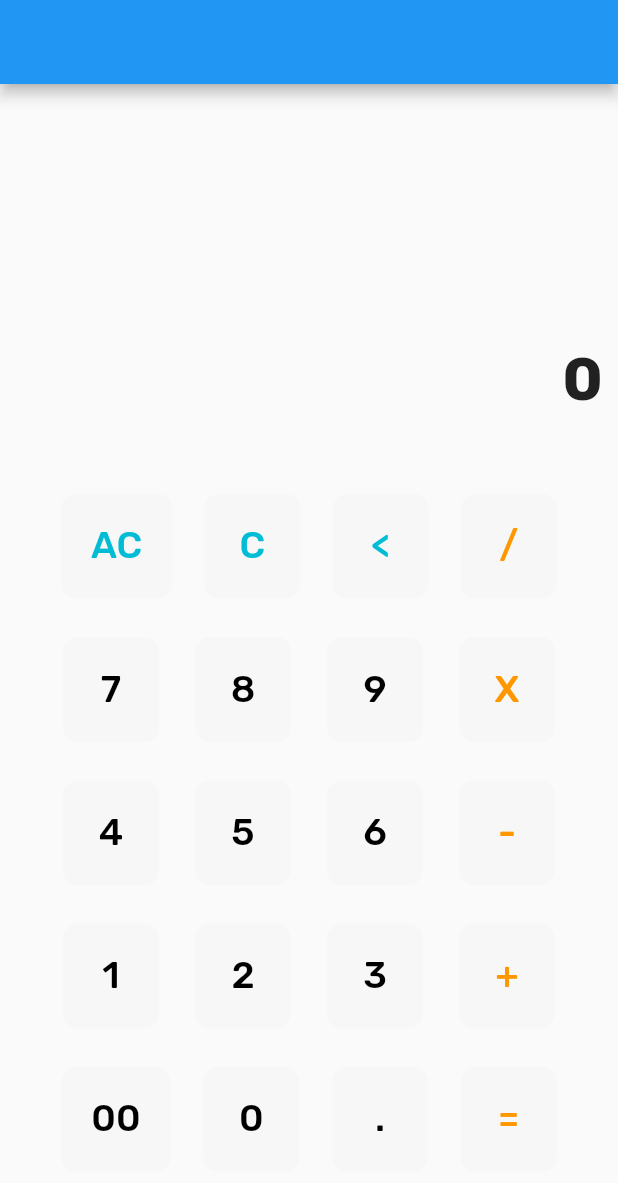
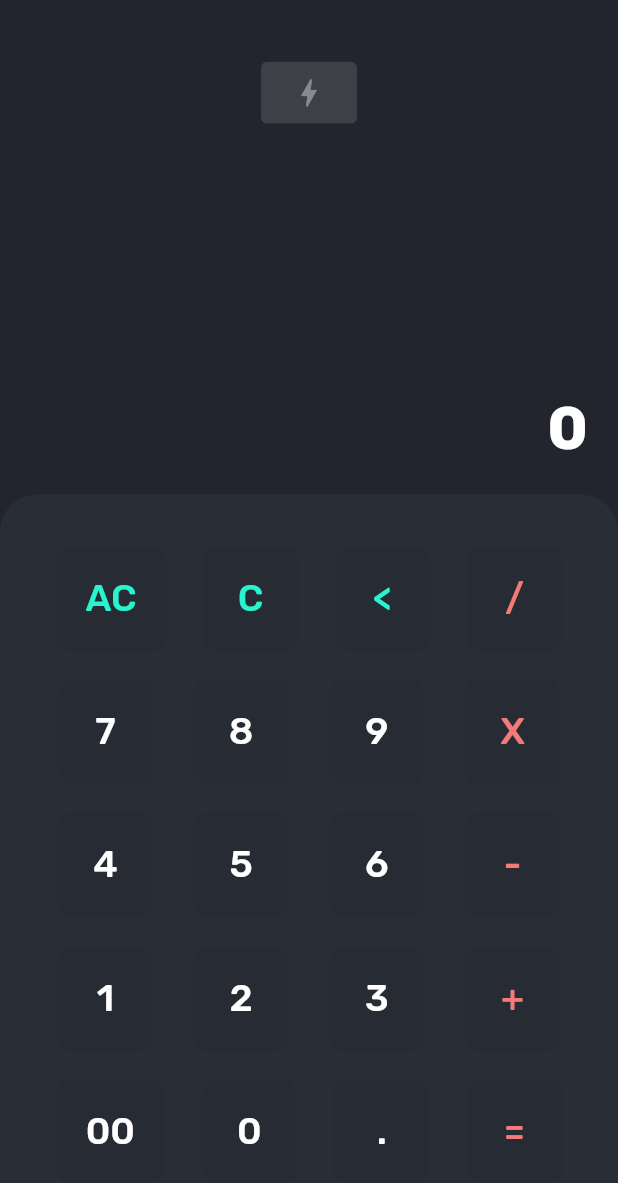
Before and after one commit to c0dysharma/CoolCalc, a Flutter app: the screen it shows after launch, on a phone screen of 412 x 824 dp. Shown: the top 1183 px of the screen. Run offline on Flutter 3.47's test engine with Material 2 defaults, Android fonts, the light colour scheme and no system bars; our stand-ins replace google_fonts.

Commit message:
Added both themes

```diff
--- a/lib/main.dart
+++ b/lib/main.dart
@@ -1,40 +1,49 @@
+import 'package:coolcalc/themes.dart';
 import 'package:coolcalc/widgets/calc_ui.dart';
 import 'package:flutter/material.dart';
 
 void main() {
-  runApp(const MyApp());
+  runApp(MyApp());
 }
 
 class MyApp extends StatelessWidget {
   const MyApp({Key? key}) : super(key: key);
+  final bool _darkTheme = true;
 
   @override
   Widget build(BuildContext context) {
     return MaterialApp(
+      debugShowCheckedModeBanner: false,
       title: 'CoolCalc',
       home: MyHomePage(),
-      theme: ThemeData(
-        primaryColor: Colors.white,
-        focusColor: const Color(0xfff7f7f7),
-        errorColor: Colors.red,
-      ),
+      theme: MyTheme.lightTheme(context),
+      darkTheme: MyTheme.darkTheme(context),
+      themeMode: _darkTheme ? ThemeMode.dark : ThemeMode.light,
     );
   }
 }
 
-class MyHomePage extends StatelessWidget {
+class MyHomePage extends StatefulWidget {
+  const MyHomePage({Key? key}) : super(key: key);
+  @override
+  State<MyHomePage> createState() => _MyHomePageState();
+}
+
+class _MyHomePageState extends State<MyHomePage> {
+  void _changeTheme() {}
+
   @override
   Widget build(BuildContext context) {
-    AppBar _appBar = AppBar();
     final _mediaQuery = MediaQuery.of(context);
-    final _extraHeight = _mediaQuery.padding.top + _appBar.preferredSize.height;
+    final _extraHeight = _mediaQuery.padding.top;
 
     return Scaffold(
-      appBar: _appBar,
+      // appBar: _appBar,
       body: SafeArea(
         child: CalcUI(
           mediaQuery: _mediaQuery,
           extraHeight: _extraHeight,
+          themeToggle: _changeTheme,
         ),
       ),
     );
--- /dev/null
+++ b/lib/themes.dart
@@ -0,0 +1,23 @@
+import 'package:flutter/material.dart';
+
+class MyTheme {
+  static lightTheme(BuildContext context) => ThemeData(
+        primaryColor: Colors.black,
+        focusColor: const Color(0xfff9f9f9),
+        highlightColor: const Color(0xfff7f7f7),
+        errorColor: Colors.red,
+        canvasColor: Colors.white,
+        brightness: Brightness.light,
+      );
+  static darkTheme(BuildContext context) => ThemeData(
+        primaryColor: Colors.white,
+        focusColor: const Color(0xff292d36),
+        highlightColor: const Color(0xff272b33),
+        errorColor: Colors.red,
+        canvasColor: const Color(0xff22252d),
+        brightness: Brightness.dark,
+      );
+
+  static Color rightRowOrange = const Color(0xfff47a7a);
+  static Color topColoumnCyan = const Color(0xff26f5cf);
+}
--- a/lib/widgets/calc_buttons.dart
+++ b/lib/widgets/calc_buttons.dart
@@ -1,3 +1,4 @@
+import 'package:coolcalc/themes.dart';
 import 'package:flutter/material.dart';
 import './key_design.dart';
 
@@ -8,7 +9,14 @@ class CalcButtons extends StatelessWidget {
   @override
   Widget build(BuildContext context) {
     return Container(
-      padding: const EdgeInsets.all(30),
+      padding: const EdgeInsets.all(25),
+      decoration: BoxDecoration(
+        color: Theme.of(context).focusColor,
+        borderRadius: const BorderRadius.only(
+          topLeft: Radius.circular(25),
+          topRight: Radius.circular(25),
+        ),
+      ),
       child: Column(
         mainAxisAlignment: MainAxisAlignment.spaceAround,
         children: [
@@ -16,22 +24,22 @@ class CalcButtons extends StatelessWidget {
             mainAxisAlignment: MainAxisAlignment.spaceAround,
             children: [
               KeyDesign(
-                color: Colors.cyan,
+                textColor: MyTheme.topColoumnCyan,
                 onPressed: buttonPress,
                 text: 'AC',
               ),
               KeyDesign(
-                color: Colors.cyan,
+                textColor: MyTheme.topColoumnCyan,
                 onPressed: buttonPress,
                 text: 'C',
               ),
               KeyDesign(
-                color: Colors.cyan,
+                textColor: MyTheme.topColoumnCyan,
                 onPressed: buttonPress,
                 text: '<',
               ),
               KeyDesign(
-                color: Colors.orange,
+                textColor: MyTheme.rightRowOrange,
                 onPressed: buttonPress,
                 text: '/',
               ),
@@ -41,22 +49,22 @@ class CalcButtons extends StatelessWidget {
             mainAxisAlignment: MainAxisAlignment.spaceAround,
             children: [
               KeyDesign(
-                color: Colors.black,
+                textColor: Theme.of(context).primaryColor,
                 onPressed: buttonPress,
                 text: '7',
               ),
               KeyDesign(
-                color: Colors.black,
+                textColor: Theme.of(context).primaryColor,
                 onPressed: buttonPress,
                 text: '8',
               ),
               KeyDesign(
-                color: Colors.black,
+                textColor: Theme.of(context).primaryColor,
                 onPressed: buttonPress,
                 text: '9',
               ),
               KeyDesign(
-                color: Colors.orange,
+                textColor: MyTheme.rightRowOrange,
                 onPressed: buttonPress,
                 text: 'X',
               ),
@@ -66,22 +74,22 @@ class CalcButtons extends StatelessWidget {
             mainAxisAlignment: MainAxisAlignment.spaceAround,
             children: [
               KeyDesign(
-                color: Colors.black,
+                textColor: Theme.of(context).primaryColor,
                 onPressed: buttonPress,
                 text: '4',
               ),
               KeyDesign(
-                color: Colors.black,
+                textColor: Theme.of(context).primaryColor,
                 onPressed: buttonPress,
                 text: '5',
               ),
               KeyDesign(
-                color: Colors.black,
+                textColor: Theme.of(context).primaryColor,
                 onPressed: buttonPress,
                 text: '6',
               ),
               KeyDesign(
-                color: Colors.orange,
+                textColor: MyTheme.rightRowOrange,
                 onPressed: buttonPress,
                 text: '-',
               ),
@@ -91,22 +99,22 @@ class CalcButtons extends StatelessWidget {
             mainAxisAlignment: MainAxisAlignment.spaceAround,
             children: [
               KeyDesign(
-                color: Colors.black,
+                textColor: Theme.of(context).primaryColor,
                 onPressed: buttonPress,
                 text: '1',
               ),
               KeyDesign(
-                color: Colors.black,
+                textColor: Theme.of(context).primaryColor,
                 onPressed: buttonPress,
                 text: '2',
               ),
               KeyDesign(
-                color: Colors.black,
+                textColor: Theme.of(context).primaryColor,
                 onPressed: buttonPress,
                 text: '3',
               ),
               KeyDesign(
-                color: Colors.orange,
+                textColor: MyTheme.rightRowOrange,
                 onPressed: buttonPress,
                 text: '+',
               ),
@@ -116,22 +124,22 @@ class CalcButtons extends StatelessWidget {
             mainAxisAlignment: MainAxisAlignment.spaceAround,
             children: [
               KeyDesign(
-                color: Colors.black,
+                textColor: Theme.of(context).primaryColor,
                 onPressed: buttonPress,
                 text: '00',
               ),
               KeyDesign(
-                color: Colors.black,
+                textColor: Theme.of(context).primaryColor,
                 onPressed: buttonPress,
                 text: '0',
               ),
               KeyDesign(
-                color: Colors.black,
+                textColor: Theme.of(context).primaryColor,
                 onPressed: buttonPress,
                 text: '.',
               ),
               KeyDesign(
-                color: Colors.orange,
+                textColor: MyTheme.rightRowOrange,
                 onPressed: buttonPress,
                 text: '=',
               ),
--- a/lib/widgets/calc_field.dart
+++ b/lib/widgets/calc_field.dart
@@ -18,8 +18,7 @@ class _CalcFieldsState extends State<CalcFields> {
   @override
   Widget build(BuildContext context) {
     return Container(
-
-      padding: const EdgeInsets.all(10),
+      padding: const EdgeInsets.all(20),
       child: Column(
         crossAxisAlignment: CrossAxisAlignment.end,
         mainAxisAlignment: MainAxisAlignment.end,
@@ -28,8 +27,10 @@ class _CalcFieldsState extends State<CalcFields> {
             widget.history,
             style: GoogleFonts.rubik(
               fontSize: 15,
+              color: Theme.of(context).primaryColor,
             ),
           ),
+          const SizedBox(height: 5),
           FittedBox(
             fit: BoxFit.scaleDown,
             child: Text(
@@ -37,6 +38,7 @@ class _CalcFieldsState extends State<CalcFields> {
               style: GoogleFonts.rubik(
                 fontSize: 40,
                 fontWeight: FontWeight.bold,
+                color: Theme.of(context).primaryColor,
               ),
             ),
           )
--- a/lib/widgets/calc_ui.dart
+++ b/lib/widgets/calc_ui.dart
@@ -6,8 +6,13 @@ import 'calc_field.dart';
 class CalcUI extends StatefulWidget {
   final double extraHeight;
   final MediaQueryData mediaQuery;
+  final Function themeToggle;
 
-  CalcUI({required this.extraHeight, required this.mediaQuery});
+  CalcUI({
+    required this.extraHeight,
+    required this.mediaQuery,
+    required this.themeToggle,
+  });
 
   @override
   State<CalcUI> createState() => _CalcUIState();
@@ -107,6 +112,14 @@ class _CalcUIState extends State<CalcUI> {
     final uiHeight = (widget.mediaQuery.size.height - widget.extraHeight);
     return Column(
       children: [
+        SizedBox(height: uiHeight * 0.05),
+        Container(
+          height: uiHeight * 0.05,
+          child: ElevatedButton(
+            onPressed: widget.themeToggle(),
+            child: const Icon(Icons.bolt),
+          ),
+        ),
         SizedBox(
           height: uiHeight * 0.3,
           width: widget.mediaQuery.size.width,
@@ -116,7 +129,7 @@ class _CalcUIState extends State<CalcUI> {
           ),
         ),
         SizedBox(
-          height: uiHeight * 0.7,
+          height: uiHeight * 0.6,
           child: CalcButtons(
             buttonPress: _buttonPress,
           ),
--- a/lib/widgets/key_design.dart
+++ b/lib/widgets/key_design.dart
@@ -3,26 +3,27 @@ import 'package:google_fonts/google_fonts.dart';
 
 class KeyDesign extends StatelessWidget {
   final String text;
-  final Color color;
+  final Color textColor;
   final Function onPressed;
 
-  KeyDesign({required this.text, required this.color, required this.onPressed});
+  KeyDesign(
+      {required this.text, required this.textColor, required this.onPressed});
 
   @override
   Widget build(BuildContext context) {
     return TextButton(
-      onPressed: ()=>onPressed(text),
+      onPressed: () => onPressed(text),
       child: Text(
         text,
         style: GoogleFonts.rubik(
-          color: color,
+          color: textColor,
           fontSize: 25,
           fontWeight: FontWeight.w500,
         ),
       ),
       style: TextButton.styleFrom(
         padding: const EdgeInsets.all(20),
-        backgroundColor: Theme.of(context).focusColor,
+        backgroundColor: Theme.of(context).highlightColor,
         shape: RoundedRectangleBorder(
           borderRadius: BorderRadius.circular(10),
         ),
```
